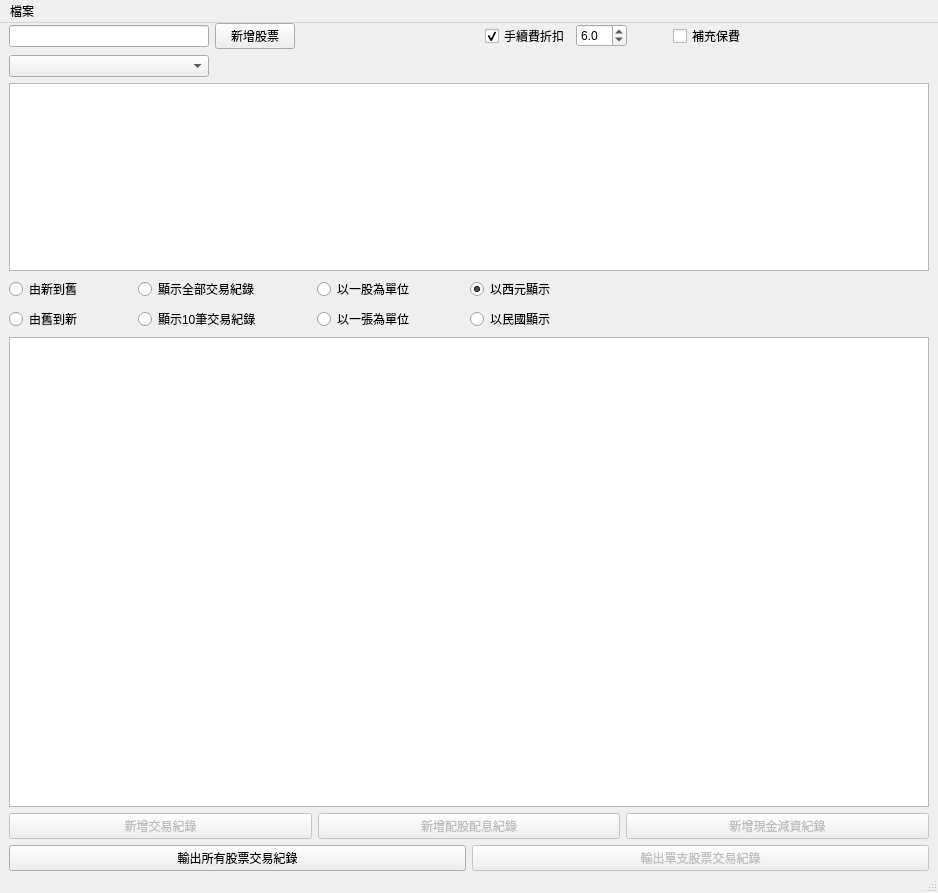
This is QtStockPriceMainWindow.ui in foxking0416/PythonStockPrice as Qt 5 draws it before an edit. The edited form follows.
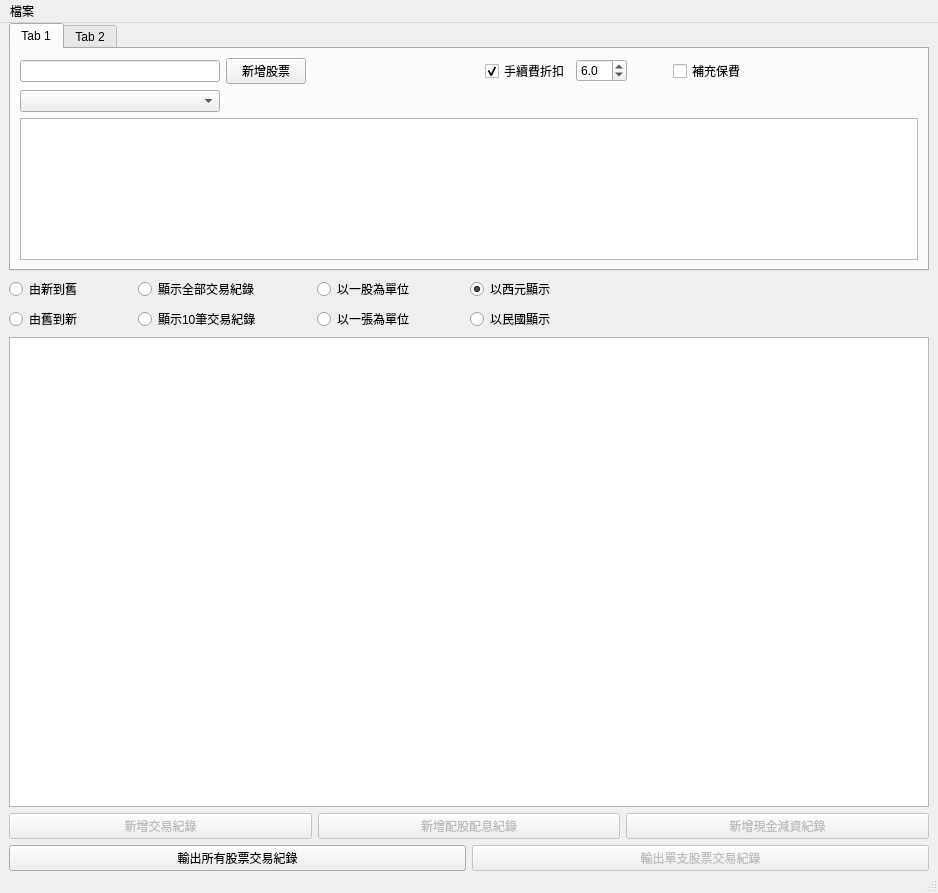
This is the edited form.

```diff
--- a/QtStockPriceMainWindow.ui
+++ b/QtStockPriceMainWindow.ui
@@ -22,6 +22,13 @@
      <number>0</number>
     </property>
     <item>
+     <widget class="QTabWidget" name="qtTabWidget">
+      <widget class="QWidget" name="tab">
+       <attribute name="title">
+        <string>Tab 1</string>
+       </attribute>
+       <layout class="QVBoxLayout" name="verticalLayout_6">
+        <item>
      <layout class="QHBoxLayout" name="horizontalLayout">
       <item>
        <widget class="QLineEdit" name="qtStockInputLineEdit">
@@ -181,6 +188,15 @@
        </widget>
       </item>
      </layout>
+        </item>
+       </layout>
+      </widget>
+      <widget class="QWidget" name="tab_2">
+       <attribute name="title">
+        <string>Tab 2</string>
+       </attribute>
+      </widget>
+     </widget>
     </item>
     <item>
      <layout class="QHBoxLayout" name="horizontalLayout_4">
```
Lines whose indentation alone changed are shown as unchanged.
